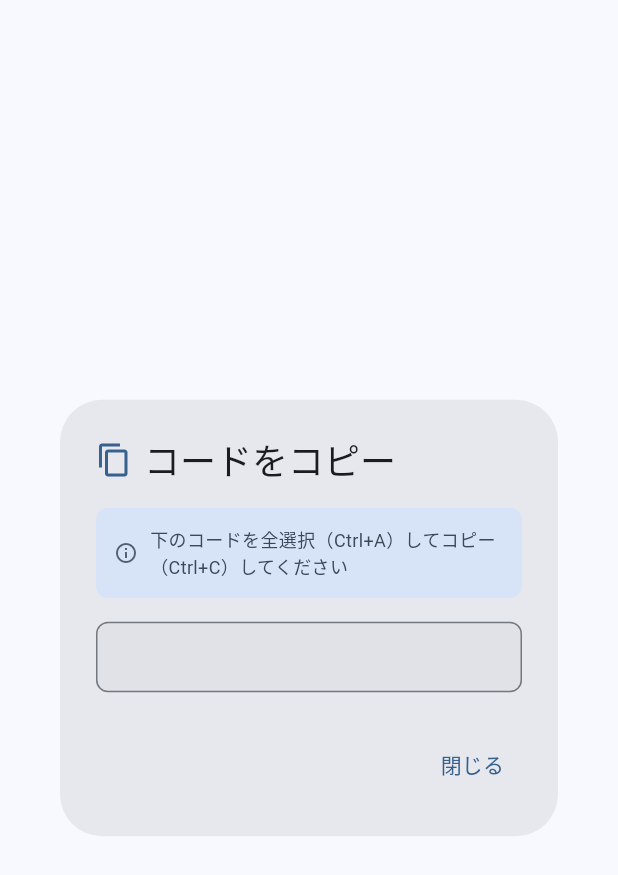
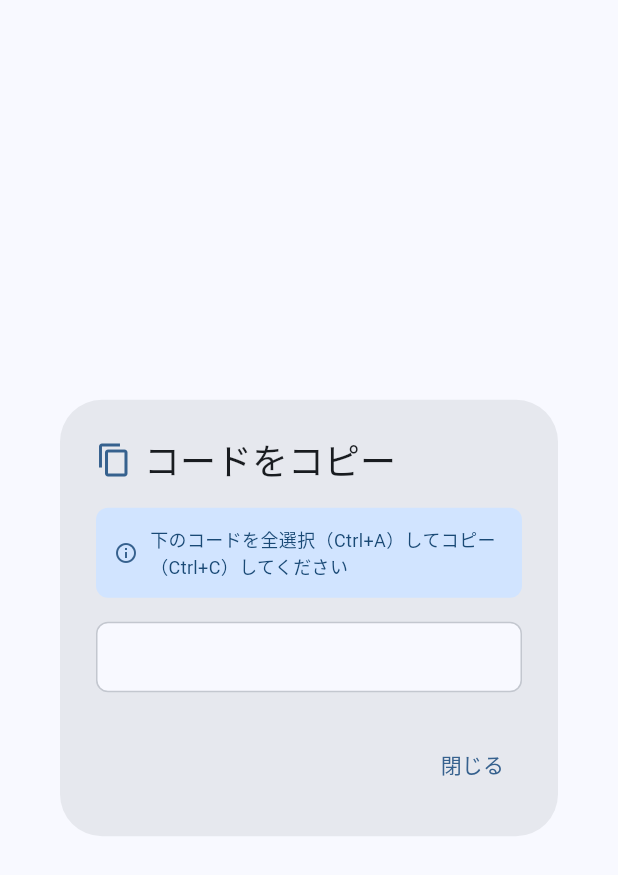
Before and after one commit to yufunagi/prog_exc_gen_hinagata, a Flutter app: the CopyDialog widget shown alone on an empty page, opened directly with empty values, on a phone screen of 412 x 824 dp. Shown: the top 875 px of the screen. Run offline on Flutter 3.47's test engine with Material 3 defaults, Android fonts, the light colour scheme and no system bars.

Commit message:
UIのテーマ色を改善し、コピー用ダイアログにスクロールバーを追加

```diff
--- a/lib/widgets/code_display_section.dart
+++ b/lib/widgets/code_display_section.dart
@@ -101,7 +101,9 @@ class CodeDisplaySection extends StatelessWidget with CopyFunctionality {
                                   fontFamily: 'monospace',
                                   fontSize: 14,
                                   height: 1.4,
-                                  color: Theme.of(context).colorScheme.onSurface,
+                                  color: Theme.of(
+                                    context,
+                                  ).colorScheme.onSurface,
                                 ),
                               ),
                             ),
--- a/lib/widgets/copy_dialog.dart
+++ b/lib/widgets/copy_dialog.dart
@@ -27,14 +27,14 @@ class CopyDialog extends StatelessWidget {
             Container(
               padding: const EdgeInsets.all(12),
               decoration: BoxDecoration(
-                color: Theme.of(context).colorScheme.secondaryContainer,
+                color: Theme.of(context).colorScheme.primaryContainer,
                 borderRadius: BorderRadius.circular(8),
               ),
               child: Row(
                 children: [
                   Icon(
                     Icons.info_outline,
-                    color: Theme.of(context).colorScheme.secondary,
+                    color: Theme.of(context).colorScheme.primary,
                     size: 16,
                   ),
                   const SizedBox(width: 8),
@@ -43,9 +43,7 @@ class CopyDialog extends StatelessWidget {
                       '下のコードを全選択（Ctrl+A）してコピー（Ctrl+C）してください',
                       style: TextStyle(
                         fontSize: 12,
-                        color: Theme.of(
-                          context,
-                        ).colorScheme.onSecondaryContainer,
+                        color: Theme.of(context).colorScheme.onPrimaryContainer,
                       ),
                     ),
                   ),
@@ -58,12 +56,14 @@ class CopyDialog extends StatelessWidget {
               constraints: const BoxConstraints(maxHeight: 300),
               padding: const EdgeInsets.all(12),
               decoration: BoxDecoration(
-                color: Theme.of(context).colorScheme.surfaceContainerHighest,
+                color: Theme.of(context).colorScheme.surface,
                 border: Border.all(
-                  color: Theme.of(context).colorScheme.outline,
+                  color: Theme.of(context).colorScheme.outlineVariant,
                 ),
                 borderRadius: BorderRadius.circular(8),
               ),
+              child: Scrollbar(
+                thumbVisibility: true,
                 child: SingleChildScrollView(
                   child: SelectableText(
                     code,
@@ -72,6 +72,7 @@ class CopyDialog extends StatelessWidget {
                       fontSize: 13,
                       height: 1.4,
                       color: Theme.of(context).colorScheme.onSurface,
+                    ),
                   ),
                 ),
               ),
```
Lines whose indentation alone changed are shown as unchanged.
